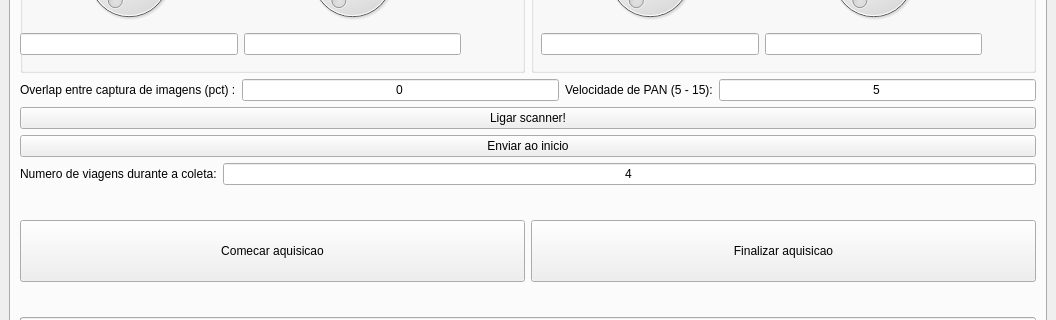
Above: scanner_gui/ui/main_window.ui from viniciusvidal2/scanner-laser before the change; both pictures show x 0 to 1056 and y 279 to 599 of the 1056 by 688 pixel window. Below: the same form after it.
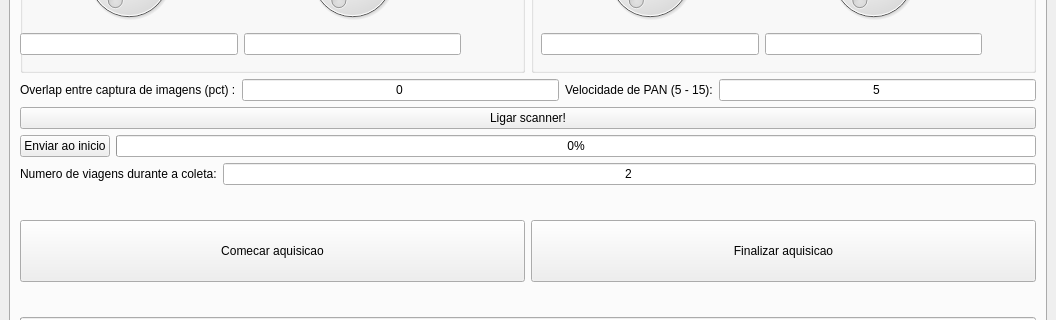
That is the form after the change. Icons and pictures are not drawn.

```diff
--- a/scanner_gui/ui/main_window.ui
+++ b/scanner_gui/ui/main_window.ui
@@ -244,6 +244,8 @@
            </widget>
           </item>
           <item>
+           <layout class="QHBoxLayout" name="horizontalLayout_7">
+            <item>
            <widget class="QPushButton" name="pushButton_inicio">
             <property name="text">
              <string>Enviar ao inicio</string>
@@ -251,6 +253,15 @@
            </widget>
           </item>
           <item>
+             <widget class="QProgressBar" name="progressBar_inicio">
+              <property name="value">
+               <number>0</number>
+              </property>
+             </widget>
+            </item>
+           </layout>
+          </item>
+          <item>
            <layout class="QHBoxLayout" name="horizontalLayout_2">
             <item>
              <widget class="QLabel" name="label_viagens">
@@ -262,7 +273,7 @@
             <item>
              <widget class="QLineEdit" name="lineEdit_viagens">
               <property name="text">
-               <string>4</string>
+               <string>2</string>
               </property>
               <property name="alignment">
                <set>Qt::AlignCenter</set>
```
Lines whose indentation alone changed are shown as unchanged.
